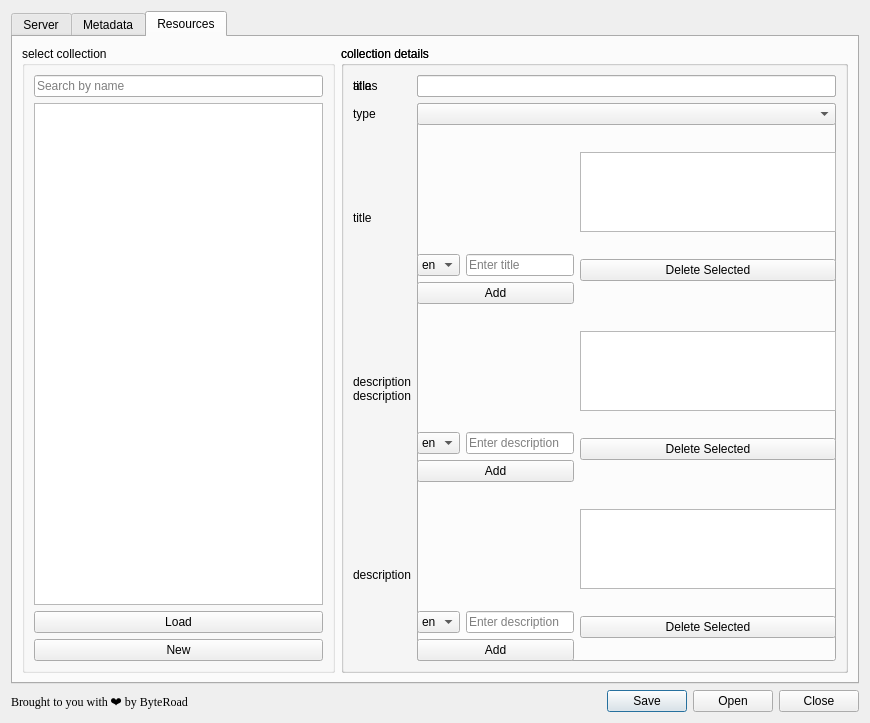
Qt form pygeoapi_config_dialog_base.ui (KatKatKateryna/pygeoapi_config) before a commit.
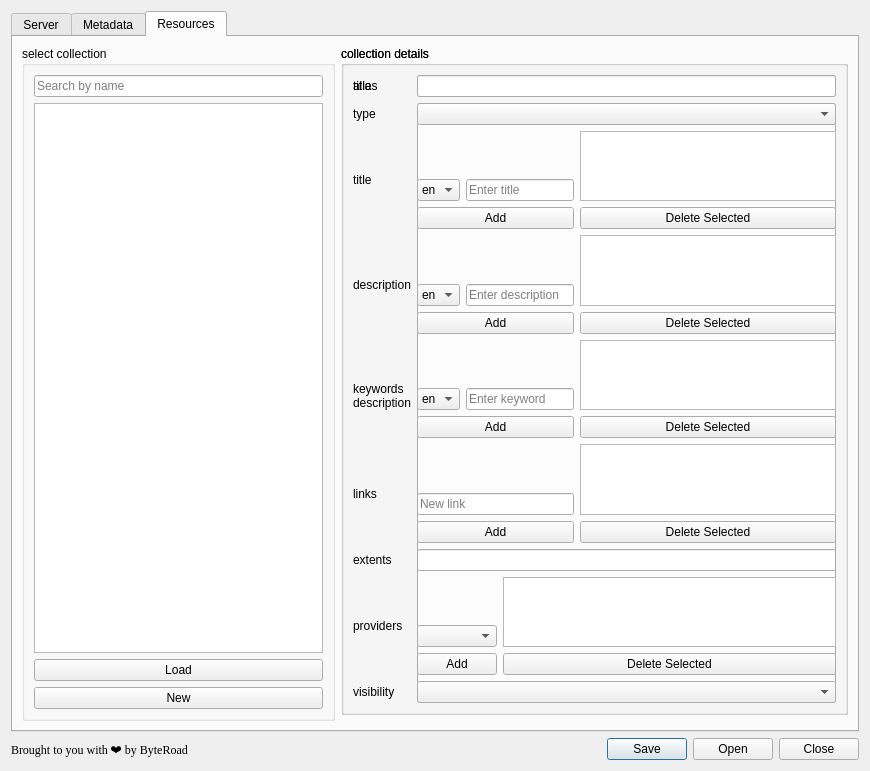
The same form after that commit. The open tabs and pages were chosen to show the change. Icons and pictures are not drawn.

```diff
--- a/pygeoapi_config_dialog_base.ui
+++ b/pygeoapi_config_dialog_base.ui
@@ -1237,6 +1237,12 @@
             </property>
            </widget>
           </item>
+
+          
+          <item row="2" column="1" columnspan="2">
+            <layout class="QHBoxLayout" name="bboxMapPlaceholder">
+            </layout>
+          </item>
           
 
           </layout>
@@ -1477,7 +1483,7 @@
             <item row="4" column="0">
             <widget class="QLabel">
               <property name="text">
-              <string>description</string>
+              <string>keywords</string>
               </property>
             </widget>
             </item>
@@ -1526,7 +1532,7 @@
                     <item>
                       <widget class="QLineEdit" name="addResKeywordsLineEdit">
                       <property name="placeholderText">
-                        <string>Enter description</string>
+                        <string>Enter keyword</string>
                       </property>
                       </widget>
                     </item>
@@ -1569,17 +1575,191 @@
               </layout>
             </item>
 
+
+
+            <item row="5" column="0">
+            <widget class="QLabel">
+              <property name="text">
+              <string>links</string>
+              </property>
+            </widget>
+            </item>
+            <item row="5" column="1">
+              <layout class="QHBoxLayout">
+                <item>
+                <layout class="QVBoxLayout">
+                  <item>            
+                  <spacer name="verticalSpacer">
+                  <property name="orientation">
+                    <enum>Qt::Vertical</enum>
+                  </property>
+                  <property name="sizeHint" stdset="0">
+                    <size>
+                    <width>20</width>
+                    <height>40</height>
+                    </size>
+                  </property>
+                  </spacer>
+                  </item>
+
+                  <item>
+                    <layout class="QVBoxLayout">
+                    <item>
+                    <layout class="QHBoxLayout">
+                    <item>
+                      <widget class="QLineEdit" name="addResLinksLineEdit">
+                      <property name="placeholderText">
+                        <string>New link</string>
+                      </property>
+                      </widget>
+                    </item>
+                    </layout>
+
+                    </item>
+                    <item>
+                      <widget class="QPushButton" name="addResLinksButton">
+                      <property name="text">
+                        <string>Add</string>
+                      </property>
+                      </widget>
+                    </item>
+                    </layout>
+                  </item>
+                </layout>
+
+                </item>
+                <item>
+                  <layout class="QVBoxLayout">
+                    <item>
+                      <widget class="QListWidget" name="listWidgetResLinks">
+                      <property name="maximumSize">
+                        <size>
+                        <width>1000</width>
+                        <height>80</height>
+                        </size>
+                      </property>
+                      </widget>
+                    </item>
+                    <item>
+                      <widget class="QPushButton" name="deleteResLinksButton">
+                      <property name="text">
+                        <string>Delete Selected</string>
+                      </property>
+                      </widget>
+                    </item>
+                  </layout>
+                </item>
+              </layout>
+            </item>
+
+
+
+            <item row="6" column="0">
+            <widget class="QLabel">
+              <property name="text">
+              <string>extents</string>
+              </property>
+            </widget>
+            </item>
+            <item row="6" column="1">
+              <widget class="QLineEdit" name="lineEditResExtents">
+            </widget>
+            </item>
             
+            
+            
+
+            <item row="7" column="0">
+            <widget class="QLabel">
+              <property name="text">
+              <string>providers</string>
+              </property>
+            </widget>
+            </item>
+            <item row="7" column="1">
+              <layout class="QHBoxLayout">
+                <item>
+                <layout class="QVBoxLayout">
+                  <item>            
+                  <spacer name="verticalSpacer">
+                  <property name="orientation">
+                    <enum>Qt::Vertical</enum>
+                  </property>
+                  <property name="sizeHint" stdset="0">
+                    <size>
+                    <width>20</width>
+                    <height>40</height>
+                    </size>
+                  </property>
+                  </spacer>
+                  </item>
+
+                  <item>
+                    <layout class="QVBoxLayout">
+                    <item>
+                    <layout class="QHBoxLayout">
+                      <item>
+                      <widget class="QComboBox" name="comboBoxResProviderType">
+                      </widget>
+                      </item>
+                    </layout>
+
+                    </item>
+                    <item>
+                      <widget class="QPushButton" name="addResProviderButton">
+                      <property name="text">
+                        <string>Add</string>
+                      </property>
+                      </widget>
+                    </item>
+                    </layout>
+                  </item>
+                </layout>
+
+                </item>
+                <item>
+                  <layout class="QVBoxLayout">
+                    <item>
+                      <widget class="QListWidget" name="listWidgetResProvider">
+                      <property name="maximumSize">
+                        <size>
+                        <width>1000</width>
+                        <height>80</height>
+                        </size>
+                      </property>
+                      </widget>
+                    </item>
+                    <item>
+                      <widget class="QPushButton" name="deleteResProviderButton">
+                      <property name="text">
+                        <string>Delete Selected</string>
+                      </property>
+                      </widget>
+                    </item>
+                  </layout>
+                </item>
+              </layout>
+            </item>
+
+
+
+            <item row="8" column="0">
+            <widget class="QLabel">
+              <property name="text">
+              <string>visibility</string>
+              </property>
+            </widget>
+            </item>
+            <item row="8" column="1">
+            <widget class="QComboBox" name="comboBoxResVisibility">
+            </widget>
+            </item>
 
 
             </layout>
           </widget>
         </item>
        
-        <item row="1" column="1" rowspan="1">
-          <layout class="QHBoxLayout" name="bboxMapPlaceholder">
-          </layout>
-        </item>
 
       </layout>
      </widget>
```
